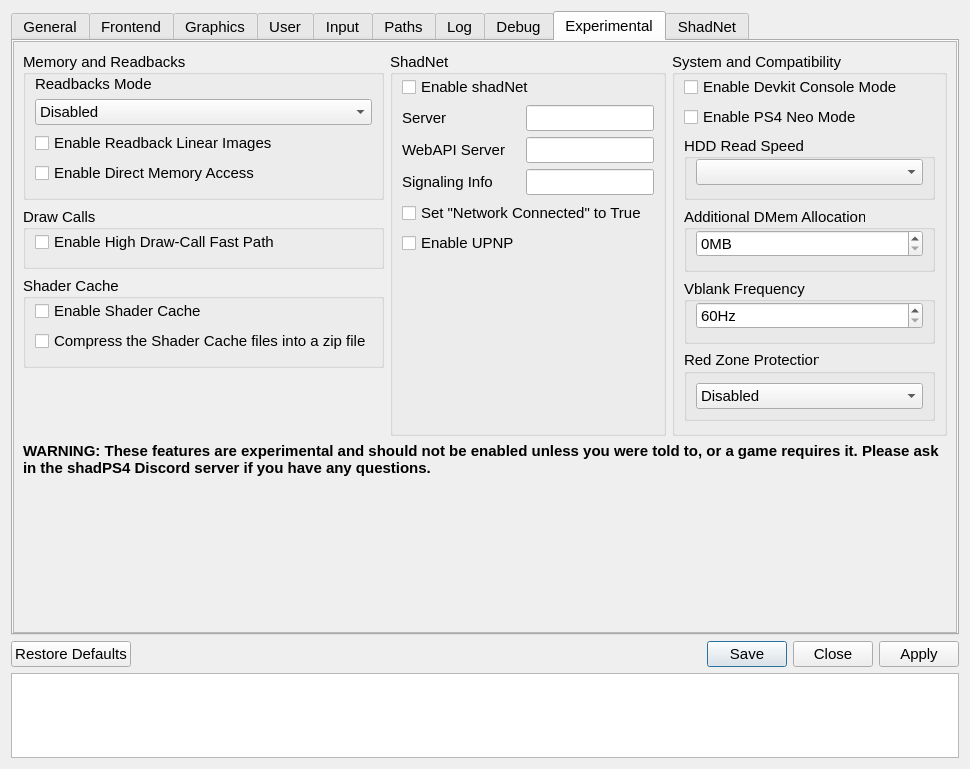
Above: src/qt_gui/settings_dialog.ui from cuesta4/shadps4-qtlauncher before the change. Below: the same form after it.
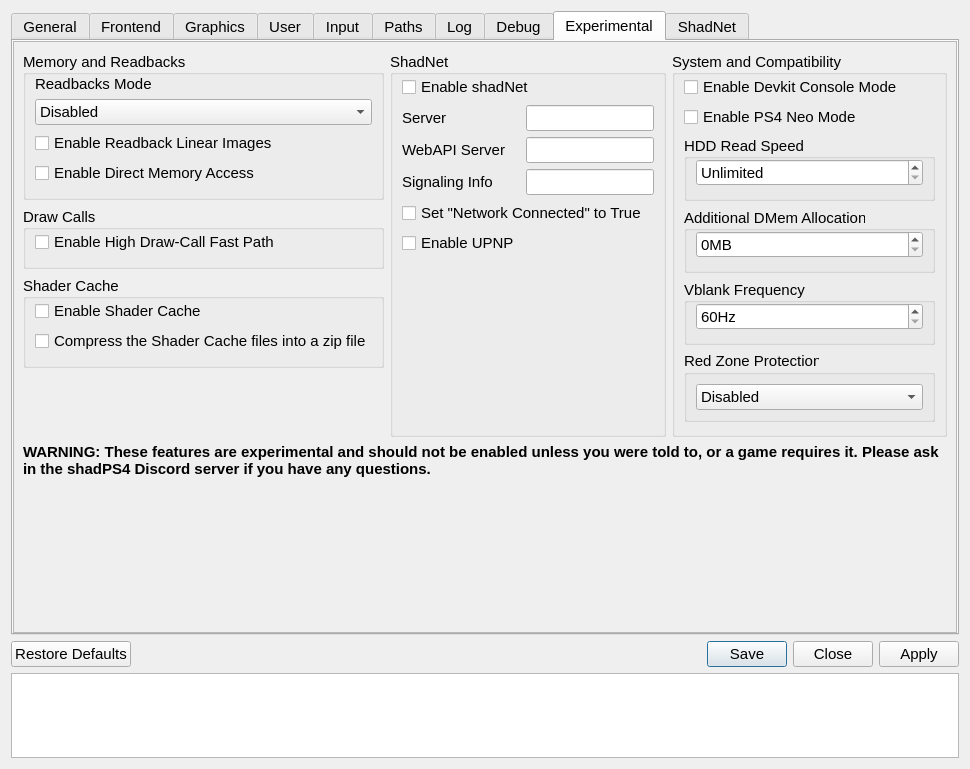
That is the form after the change. The open tabs and pages were chosen to show the change. Icons and pictures are not drawn.

Commit message: gui: support custom HDD read bandwidth

The edit to the form file:
```diff
--- a/src/qt_gui/settings_dialog.ui
+++ b/src/qt_gui/settings_dialog.ui
@@ -2608,7 +2608,16 @@
                  <property name="alignment"><set>Qt::AlignmentFlag::AlignLeading|Qt::AlignmentFlag::AlignLeft|Qt::AlignmentFlag::AlignVCenter</set></property>
                  <layout class="QVBoxLayout" name="hddReadSpeedLayout">
                   <property name="leftMargin"><number>9</number></property><property name="topMargin"><number>0</number></property><property name="bottomMargin"><number>12</number></property>
-                 <item><widget class="QComboBox" name="hddReadSpeedComboBox"/></item>
+                 <item>
+                  <widget class="QSpinBox" name="hddReadSpeedSpinBox">
+                   <property name="accelerated"><bool>true</bool></property>
+                   <property name="correctionMode"><enum>QAbstractSpinBox::CorrectionMode::CorrectToNearestValue</enum></property>
+                   <property name="keyboardTracking"><bool>false</bool></property>
+                   <property name="specialValueText"><string>Unlimited</string></property>
+                   <property name="suffix"><string notr="true"> MiB/s</string></property>
+                   <property name="maximum"><number>100000</number></property>
+                  </widget>
+                 </item>
                 </layout>
                </widget>
               </item>
```
The commit also changes 3 other files.
